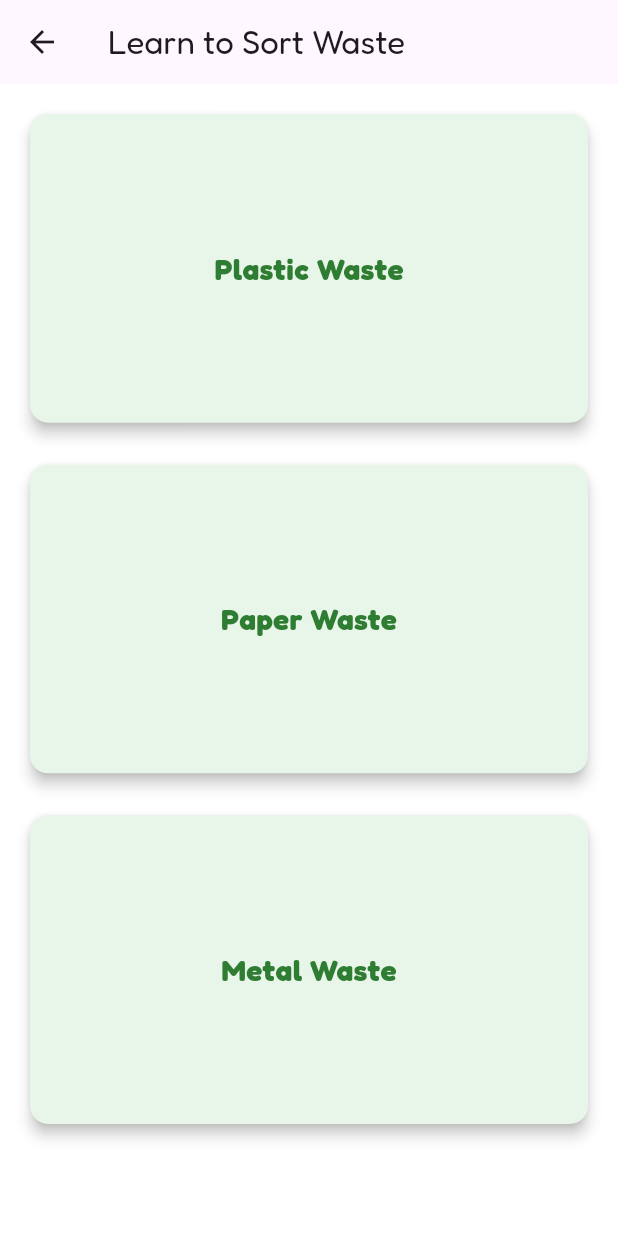
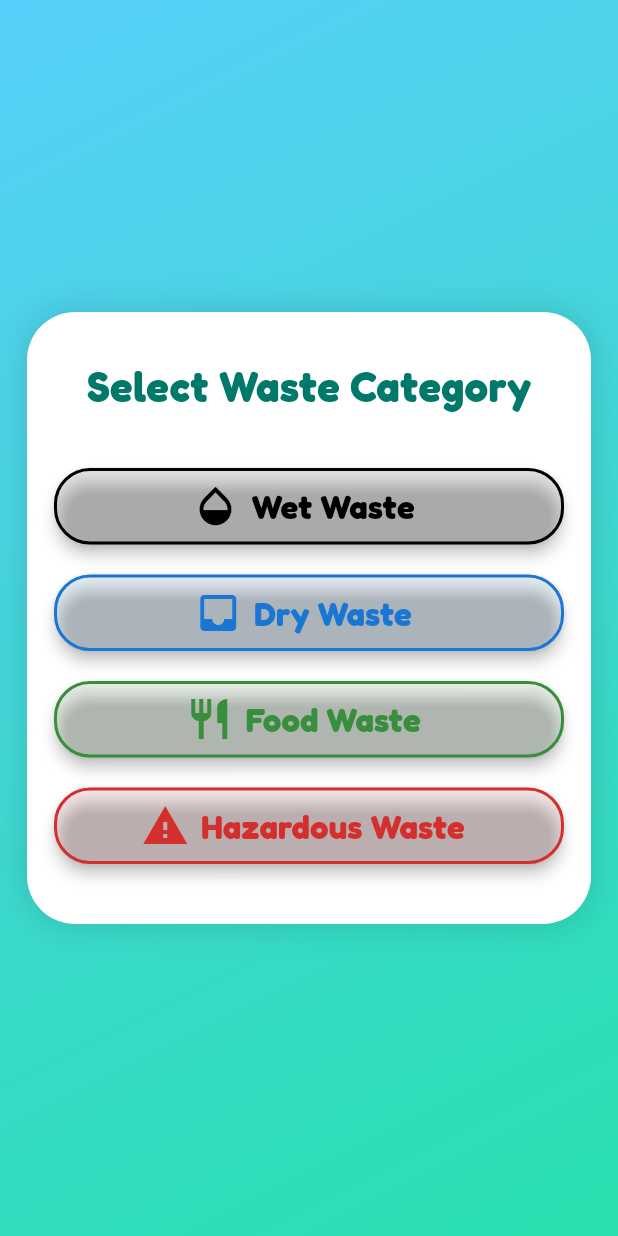
Before and after one commit to praneetha617/waste-segregation-app, a Flutter app: the screen it shows after launch, after a tap on "Learn to Sort Waste", on a phone screen of 412 x 824 dp. Run offline on Flutter 3.47's test engine with Material 3 defaults, Android fonts, the phone set to English and light mode, and no system bars; our stand-ins replace google_fonts.

Commit message:
Add waste category selection page and update homepage flow

```diff
--- a/lib/learn_to_sort_waste_page.dart
+++ /dev/null
@@ -1,127 +0,0 @@
-import 'package:flutter/material.dart';
-import 'package:video_player/video_player.dart';
-import 'package:flutter_tts/flutter_tts.dart';
-
-class LearnToSortWastePage extends StatelessWidget {
-  final List<Map<String, String>> videos = [
-    {'title': 'Plastic Waste', 'path': 'assets/videos/plastic.mp4'},
-    {'title': 'Paper Waste', 'path': 'assets/videos/paper.mp4'},
-    {'title': 'Metal Waste', 'path': 'assets/videos/metal.mp4'},
-  ];
-
-  LearnToSortWastePage({super.key});
-
-  @override
-  Widget build(BuildContext context) {
-    return Scaffold(
-      appBar: AppBar(title: const Text('Learn to Sort Waste')),
-      body: Padding(
-        padding: const EdgeInsets.all(16.0),
-        child: GridView.count(
-          crossAxisCount: 1,
-          childAspectRatio: 16 / 9,
-          mainAxisSpacing: 20,
-          children: videos.map((video) {
-            return GestureDetector(
-              onTap: () {
-                Navigator.push(
-                  context,
-                  MaterialPageRoute(
-                    builder: (_) => VideoPlayerScreen(
-                      videoPath: video['path']!,
-                      title: video['title']!,
-                    ),
-                  ),
-                );
-              },
-              child: Card(
-                color: Colors.green[50],
-                elevation: 4,
-                child: Center(
-                  child: Text(
-                    video['title']!,
-                    style: TextStyle(
-                      fontSize: 20,
-                      fontWeight: FontWeight.bold,
-                      color: Colors.green[800],
-                    ),
-                  ),
-                ),
-              ),
-            );
-          }).toList(),
-        ),
-      ),
-    );
-  }
-}
-
-class VideoPlayerScreen extends StatefulWidget {
-  final String videoPath;
-  final String title;
-
-  const VideoPlayerScreen({
-    super.key,
-    required this.videoPath,
-    required this.title,
-  });
-
-  @override
-  State<VideoPlayerScreen> createState() => _VideoPlayerScreenState();
-}
-
-class _VideoPlayerScreenState extends State<VideoPlayerScreen> {
-  late VideoPlayerController _controller;
-  final FlutterTts flutterTts = FlutterTts();
-
-  @override
-  void initState() {
-    super.initState();
-    _controller = VideoPlayerController.asset(widget.videoPath)
-      ..initialize().then((_) {
-        setState(() {});
-        _controller.play();
-        _speakDescription();
-      });
-  }
-
-  Future<void> _speakDescription() async {
-    await flutterTts.setLanguage("en-US");
-    await flutterTts.setPitch(1.0);
-    await flutterTts.speak(
-      "This is ${widget.title}. Let's learn where it goes in the dustbin!",
-    );
-  }
-
-  @override
-  void dispose() {
-    _controller.dispose();
-    flutterTts.stop();
-    super.dispose();
-  }
-
-  @override
-  Widget build(BuildContext context) {
-    return Scaffold(
-      appBar: AppBar(title: Text(widget.title)),
-      body: Center(
-        child: _controller.value.isInitialized
-            ? AspectRatio(
-                aspectRatio: _controller.value.aspectRatio,
-                child: VideoPlayer(_controller),
-              )
-            : const CircularProgressIndicator(),
-      ),
-      floatingActionButton: FloatingActionButton(
-        onPressed: () {
-          setState(() {
-            _controller.value.isPlaying ? _controller.pause() : _controller.play();
-          });
-        },
-        child: Icon(
-          _controller.value.isPlaying ? Icons.pause : Icons.play_arrow,
-        ),
-      ),
-    );
-  }
-}
--- a/lib/main.dart
+++ b/lib/main.dart
@@ -123,10 +123,10 @@
 
 import 'package:flutter/material.dart';
 import 'package:google_fonts/google_fonts.dart';
-import 'learn_to_sort_waste_page.dart';
+import 'waste_category_selection_page.dart';
 
 void main() {
-  runApp(ColorfulTrashGameApp());
+  runApp(const ColorfulTrashGameApp());
 }
 
 class ColorfulTrashGameApp extends StatelessWidget {
@@ -230,25 +230,21 @@ class HomePage extends StatelessWidget {
                         color: const Color(0xFFB4E2FF),
                         textColor: Colors.blue[900]!,
                         onPressed: () {
-                          Navigator.push(
-                            context,
-                            MaterialPageRoute(builder: (_) => LearnToSortWastePage()),
-                          );
+                          // TODO: Replace with your real navigation:
+                        Navigator.push(
+                        context,
+                        MaterialPageRoute(builder: (_) => WasteCategorySelectionPage()),
+                           );
                         },
-                      ),
-                      HomeButton(
-                        icon: Icons.videogame_asset,
-                        text: 'Play Game',
-                        color: const Color(0xFFD9F4C7),
-                        textColor: Colors.green[900]!,
-                        onPressed: () {},
                       ),
                       HomeButton(
                         icon: Icons.emoji_events,
                         text: 'My Rewards',
                         color: const Color(0xFFFFF7C5),
                         textColor: Colors.orange[900]!,
-                        onPressed: () {},
+                        onPressed: () {
+                          // TODO: Add navigation for rewards page
+                        },
                       ),
                     ],
                   ),
--- /dev/null
+++ b/lib/waste_category_selection_page.dart
@@ -0,0 +1,142 @@
+import 'package:flutter/material.dart';
+import 'package:google_fonts/google_fonts.dart';
+
+// You can replace this with your real video screen import later!
+// import 'video_page.dart';
+
+class WasteCategorySelectionPage extends StatelessWidget {
+  const WasteCategorySelectionPage({super.key});
+
+  @override
+  Widget build(BuildContext context) {
+    final categories = [
+      WasteCategory(
+        name: 'Wet Waste',
+        color: Colors.black,
+        icon: Icons.opacity, // Use a custom bin image if you have one!
+        binColor: Colors.black,
+      ),
+      WasteCategory(
+        name: 'Dry Waste',
+        color: Colors.blue[700]!,
+        icon: Icons.inbox,
+        binColor: Colors.blue[700]!,
+      ),
+      WasteCategory(
+        name: 'Food Waste',
+        color: Colors.green[700]!,
+        icon: Icons.restaurant,
+        binColor: Colors.green[700]!,
+      ),
+      WasteCategory(
+        name: 'Hazardous Waste',
+        color: Colors.red[700]!,
+        icon: Icons.warning,
+        binColor: Colors.red[700]!,
+      ),
+    ];
+
+    return Scaffold(
+      body: Container(
+        decoration: const BoxDecoration(
+          gradient: LinearGradient(
+            colors: [Color(0xFF58CFFB), Color(0xFF28E0AE)],
+            begin: Alignment.topLeft,
+            end: Alignment.bottomRight,
+          ),
+        ),
+        child: Center(
+          child: SingleChildScrollView(
+            child: Padding(
+              padding: const EdgeInsets.symmetric(horizontal: 18.0, vertical: 40),
+              child: Container(
+                decoration: BoxDecoration(
+                  color: Colors.white,
+                  borderRadius: BorderRadius.circular(32),
+                  boxShadow: [
+                    BoxShadow(
+                      color: Colors.black12,
+                      blurRadius: 18,
+                      spreadRadius: 2,
+                    ),
+                  ],
+                ),
+                child: Padding(
+                  padding: const EdgeInsets.symmetric(horizontal: 18.0, vertical: 30),
+                  child: Column(
+                    mainAxisSize: MainAxisSize.min,
+                    children: [
+                      Text(
+                        'Select Waste Category',
+                        style: GoogleFonts.fredoka(
+                          fontSize: 28,
+                          fontWeight: FontWeight.bold,
+                          color: Colors.teal[700],
+                        ),
+                      ),
+                      const SizedBox(height: 24),
+                      ...categories.map((category) => Padding(
+                        padding: const EdgeInsets.symmetric(vertical: 10.0),
+                        child: CategoryButton(category: category, onTap: () {
+                          // TODO: Navigate to educational video page for this category
+                          // Navigator.push(context, MaterialPageRoute(builder: (_) => VideoPage(category: category)));
+                        }),
+                      )),
+                    ],
+                  ),
+                ),
+              ),
+            ),
+          ),
+        ),
+      ),
+    );
+  }
+}
+
+class WasteCategory {
+  final String name;
+  final Color color;
+  final IconData icon;
+  final Color binColor;
+  WasteCategory({required this.name, required this.color, required this.icon, required this.binColor});
+}
+
+class CategoryButton extends StatelessWidget {
+  final WasteCategory category;
+  final VoidCallback onTap;
+  const CategoryButton({super.key, required this.category, required this.onTap});
+
+  @override
+  Widget build(BuildContext context) {
+    return SizedBox(
+      width: double.infinity,
+      child: ElevatedButton.icon(
+        icon: Icon(category.icon, color: category.binColor, size: 32),
+        label: Padding(
+          padding: const EdgeInsets.symmetric(vertical: 10.0),
+          child: Text(
+            category.name,
+            style: GoogleFonts.fredoka(
+              fontSize: 22,
+              fontWeight: FontWeight.bold,
+              color: category.binColor,
+            ),
+          ),
+        ),
+        style: ElevatedButton.styleFrom(
+          backgroundColor: category.color.withOpacity(0.08),
+          elevation: 4,
+          shape: RoundedRectangleBorder(
+            borderRadius: BorderRadius.circular(24),
+          ),
+          side: BorderSide(
+            color: category.binColor,
+            width: 2,
+          ),
+        ),
+        onPressed: onTap,
+      ),
+    );
+  }
+}
```
